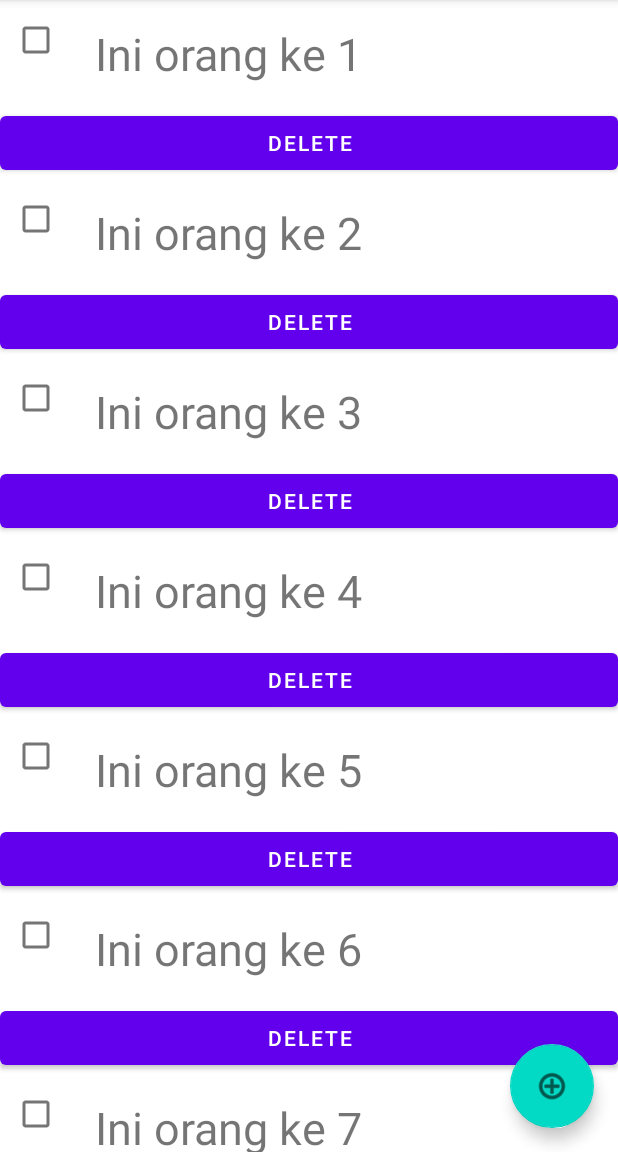
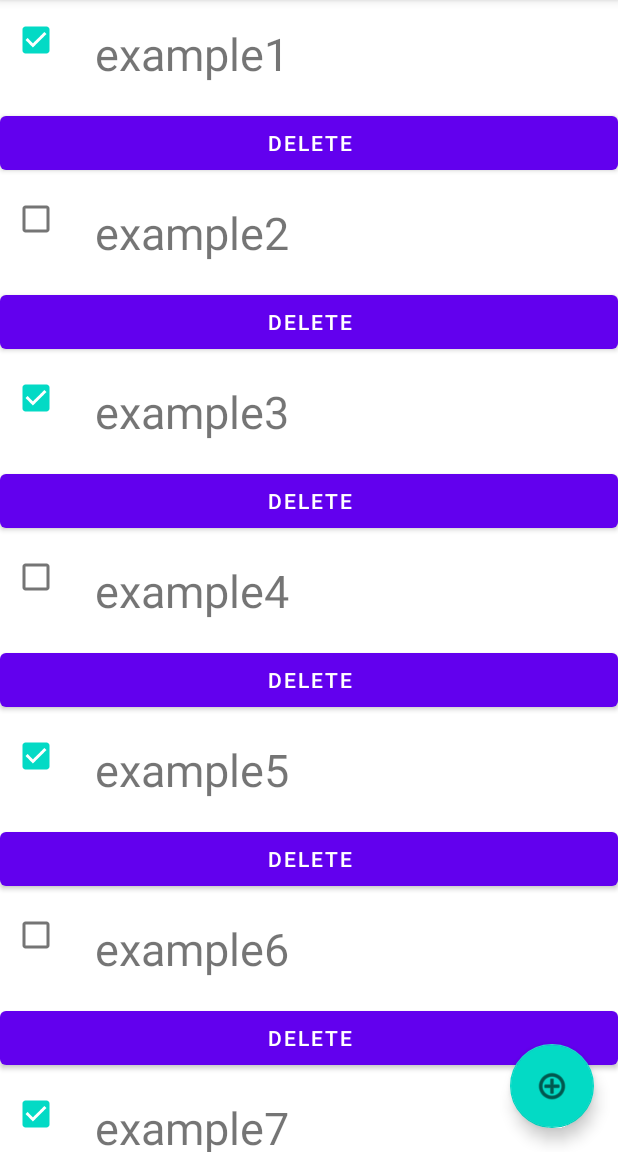
Before and after one commit to rafi365/Proj_kel_F_mobile, an Android app: the screen it shows after launch (MainActivity), on a phone screen of 412 x 824 dp, the part 84-1236 px from its top. Run offline under Robolectric (Android 15) with nearby library versions, the phone set to English and light mode, and no system bars.

Commit message:
placeholder array and text

```diff
--- a/KusaList/app/src/main/java/umn/ac/id/kusalist/MainActivity.java
+++ b/KusaList/app/src/main/java/umn/ac/id/kusalist/MainActivity.java
@@ -18,7 +18,7 @@ public class MainActivity extends AppCompatActivity {
 
     RecyclerView iniRv;
     listAdapter rvAdapter;
-    LinkedList<String> daftarNama = new LinkedList<>();
+    LinkedList<NoteArray> daftarNama = new LinkedList<>();
 
     @Override
     protected void onCreate(Bundle savedInstanceState) {
@@ -27,7 +27,7 @@ public class MainActivity extends AppCompatActivity {
         getSupportActionBar().setTitle("KusaList");
 
         for(int i = 0 ; i < 10 ; i++){
-            daftarNama.add("Ini orang ke "+ (i+1));
+            daftarNama.add(new NoteArray("example"+ (i+1),"this is some text and stuff\n hellow world!!!\n number :"+(i+1)+"\n checkbox : "+((i % 2) == 0),null,(((i % 2) == 0))));
         }
 
         iniRv = findViewById(R.id.iniRv);
--- a/KusaList/app/src/main/java/umn/ac/id/kusalist/NoteArray.java
+++ b/KusaList/app/src/main/java/umn/ac/id/kusalist/NoteArray.java
@@ -6,11 +6,21 @@ public class NoteArray  implements Serializable {
     private String Title;
     private String BodyText;
     private String image64;
-    public NoteArray(String Title, String BobyText,
-                      String image64){
+    private boolean checkbox;
+
+    public boolean isCheckbox() {
+        return checkbox;
+    }
+
+    public void setCheckbox(boolean checkbox) {
+        this.checkbox = checkbox;
+    }
+
+    public NoteArray(String Title, String BobyText, String image64,boolean checkbox){
         this.Title = Title;
         this.BodyText = BobyText;
         this.image64 = image64;
+        this.checkbox = checkbox;
     }
 
     public String getTitle() {
--- a/KusaList/app/src/main/java/umn/ac/id/kusalist/listAdapter.java
+++ b/KusaList/app/src/main/java/umn/ac/id/kusalist/listAdapter.java
@@ -6,6 +6,7 @@ import android.view.LayoutInflater;
 import android.view.View;
 import android.view.ViewGroup;
 import android.widget.Button;
+import android.widget.CheckBox;
 import android.widget.TextView;
 import android.widget.Toast;
 
@@ -16,11 +17,11 @@ import androidx.recyclerview.widget.RecyclerView;
 import java.util.LinkedList;
 public class listAdapter extends RecyclerView.Adapter<listAdapter.IniViewHolder> {
     private LayoutInflater inflater;
-    private LinkedList<String> daftarNama;
+    private LinkedList<NoteArray> daftarNama;
     private Context mContext;
 
 
-    listAdapter(Context context, LinkedList<String> list){
+    listAdapter(Context context, LinkedList<NoteArray> list){
         inflater = LayoutInflater.from(context);
         daftarNama = list;
         this.mContext = context;
@@ -35,7 +36,8 @@ public class listAdapter extends RecyclerView.Adapter<listAdapter.IniViewHolder>
 
     @Override
     public void onBindViewHolder(@NonNull IniViewHolder holder, int position) {
-        holder.tvRv.setText(daftarNama.get(position));
+        holder.tvRv.setText(daftarNama.get(position).getTitle());
+        holder.chkbox.setChecked(daftarNama.get(position).isCheckbox());
     }
 
     @Override
@@ -46,16 +48,18 @@ public class listAdapter extends RecyclerView.Adapter<listAdapter.IniViewHolder>
         TextView tvRv;
         listAdapter iniAdapter;
         Button test;
+        CheckBox chkbox;
+
         private int mPosisi;
-        private String mSumberAudio;
+        private NoteArray mSumberAudio; //PLACEHOLDER ARRAY, NOT FOR FINAL USE!
         public IniViewHolder(@NonNull View itemView, listAdapter adapter) {
             super(itemView);
             tvRv = itemView.findViewById(R.id.tvRv);
             iniAdapter = adapter;
             test = itemView.findViewById(R.id.button3);
+            chkbox = itemView.findViewById(R.id.checkBox);
             test.setOnClickListener(view -> {
-                mPosisi = getLayoutPosition();
-                String testc = daftarNama.get(mPosisi);
+                String testc = daftarNama.get(mPosisi).getTitle();
                 Toast.makeText(mContext, testc, Toast.LENGTH_LONG).show();
                 daftarNama.remove(mPosisi);//remove the item from list
                 notifyItemRemoved(mPosisi);//refresh recyclerview
```
Also changed, not shown: KusaList/app/src/main/java/umn/ac/id/kusalist/NoteViewer.java (+4 -4 lines).
